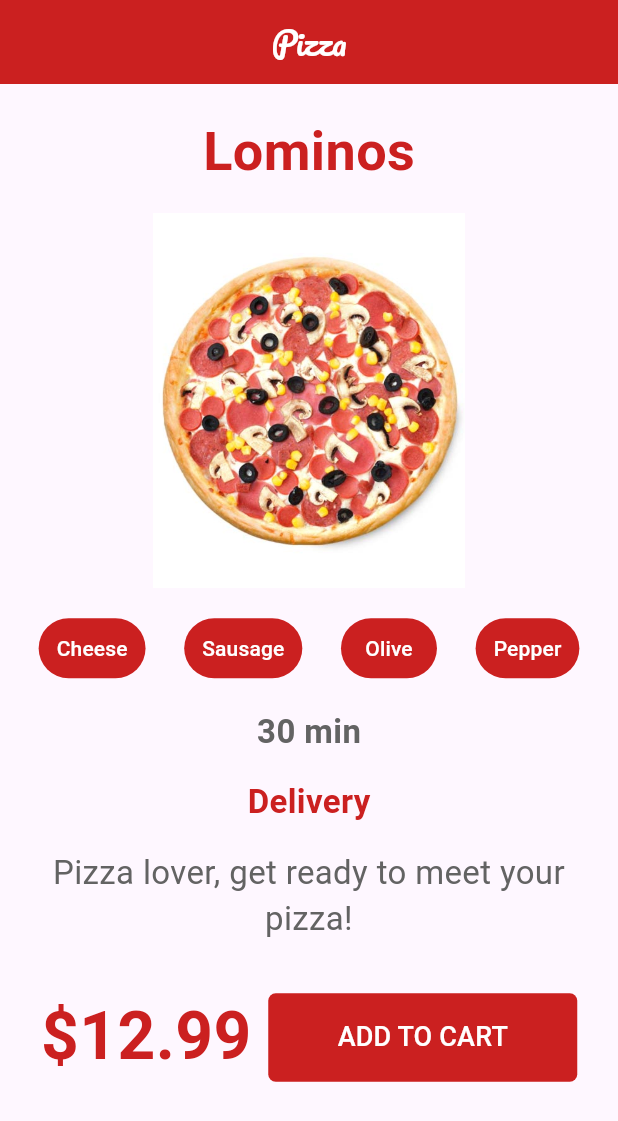
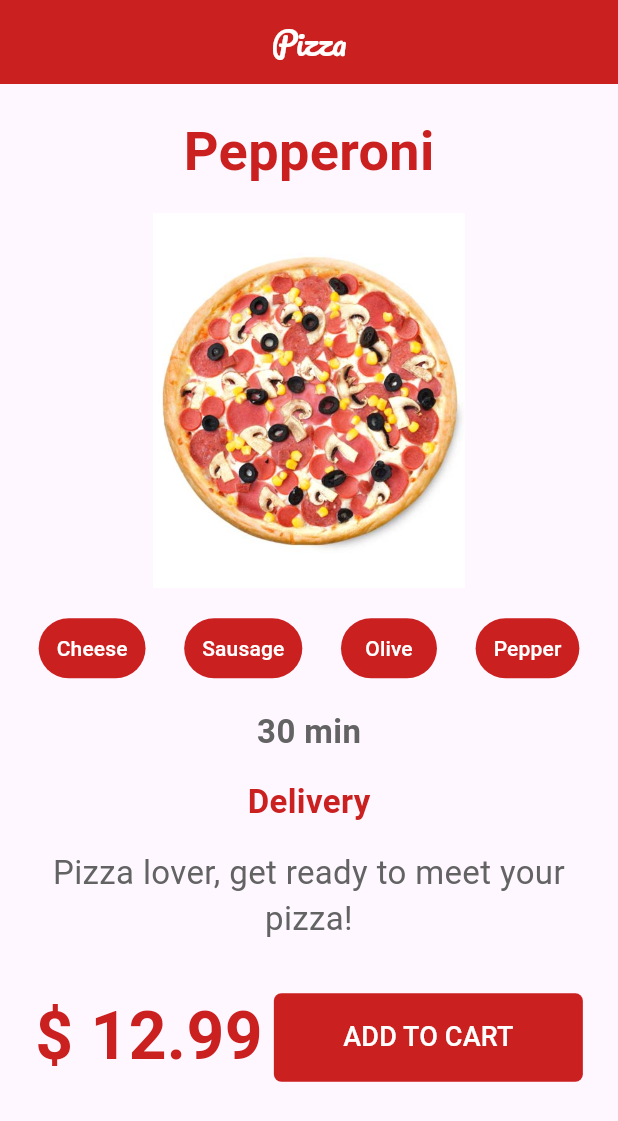
Before and after one commit to theplayernumberzero/Flutter-101, a Flutter app: the screen it shows after launch, on a phone screen of 412 x 824 dp. Shown: the top 1121 px of the screen. Run offline on Flutter 3.47's test engine with Material 3 defaults, Android fonts, the phone set to English and light mode, and no system bars; generated files the repository leaves out were written again.

Commit message:
coklu dil destegi

```diff
--- /dev/null
+++ b/l10n.yaml
@@ -0,0 +1,3 @@
+arb-dir: lib/l10n
+template-arb-file: app_en.arb
+output-localization-file: app_localization.dart #otomatik oluşacak
--- a/lib/anasayfa.dart
+++ b/lib/anasayfa.dart
@@ -3,6 +3,7 @@ import 'dart:ui';
 import 'package:flutter/cupertino.dart';
 import 'package:flutter/material.dart';
 import 'package:tasarim_calismasi/renkler.dart';
+import 'package:flutter_gen/gen_l10n/app_localization.dart';
 
 class Anasayfa extends StatefulWidget {
   const Anasayfa({super.key});
@@ -18,6 +19,8 @@ class _AnasayfaState extends State<Anasayfa> {
     final double ekranYuksekligi = ekranBilgisi.size.height;
     final double ekranGenisligi = ekranBilgisi.size.width;
 
+    var d = AppLocalizations.of(context);
+
     return Scaffold(
       appBar: AppBar(
         title: Text("Pizza", style: TextStyle(color: yaziRenk1, fontFamily: "Pacifico", fontSize: ekranGenisligi/19)),
@@ -28,7 +31,7 @@ class _AnasayfaState extends State<Anasayfa> {
         children: [
           Padding(
             padding: EdgeInsets.only(top: ekranYuksekligi/43),
-            child: Text("Lominos", style: TextStyle(fontSize: 36, color: anaRenk, fontWeight: FontWeight.bold),),
+            child: Text(d!.pizzaBaslik, style: TextStyle(fontSize: 36, color: anaRenk, fontWeight: FontWeight.bold),),
           ),
           Padding(
             padding: const EdgeInsets.only(top: 16),
@@ -39,10 +42,10 @@ class _AnasayfaState extends State<Anasayfa> {
             child: Row(
               mainAxisAlignment: MainAxisAlignment.spaceEvenly,
               children: [
-                Chip(icerik: "Cheese"),
-                Chip(icerik: "Sausage"),
-                Chip(icerik: "Olive"),
-                Chip(icerik: "Pepper"),
+                Chip(icerik: d.peynirYazi),
+                Chip(icerik: d.sucukYazi),
+                Chip(icerik: d.zeytinYazi),
+                Chip(icerik: d.biberYazi),
               ],
             ),
           ),
@@ -50,12 +53,12 @@ class _AnasayfaState extends State<Anasayfa> {
             padding: const EdgeInsets.all(16.0),
             child: Column(
               children: [
-                Text("30 min", style: TextStyle(fontSize: 22, color: yaziRenk2, fontWeight: FontWeight.bold),),
+                Text(d.teslimatSure, style: TextStyle(fontSize: 22, color: yaziRenk2, fontWeight: FontWeight.bold),),
                 Padding(
                   padding: const EdgeInsets.all(16.0),
-                  child: Text("Delivery", style: TextStyle(fontSize: 22, color: anaRenk, fontWeight: FontWeight.bold),),
+                  child: Text(d.teslimatBaslik, style: TextStyle(fontSize: 22, color: anaRenk, fontWeight: FontWeight.bold),),
                 ),
-                Text("Pizza lover, get ready to meet your pizza!",
+                Text(d.pizzaAciklama,
                   style: TextStyle(fontSize: 22, color: yaziRenk2),
                   textAlign: TextAlign.center,),
               ],
@@ -66,14 +69,14 @@ class _AnasayfaState extends State<Anasayfa> {
             child: Row(
               mainAxisAlignment: MainAxisAlignment.spaceEvenly,
               children: [
-                Text("\$12.99", style: TextStyle(fontSize: 44, color: anaRenk, fontWeight: FontWeight.bold),),
+                Text(d.fiyat, style: TextStyle(fontSize: 44, color: anaRenk, fontWeight: FontWeight.bold),),
                 SizedBox(width: ekranGenisligi/2, height: ekranYuksekligi/14,
                   child: TextButton(onPressed: (){},
                     style: TextButton.styleFrom(
                         backgroundColor: anaRenk,
                         shape: const RoundedRectangleBorder(borderRadius: BorderRadius.all(Radius.circular(5))),
                     ),
-                    child: Text("ADD TO CART", style: TextStyle(color: yaziRenk1, fontSize: 18),),
+                    child: Text(d.buttonYazi, style: TextStyle(color: yaziRenk1, fontSize: 18),),
                   ),
                 ),
               ],
--- a/lib/main.dart
+++ b/lib/main.dart
@@ -1,5 +1,7 @@
 import 'package:flutter/material.dart';
+import 'package:flutter_localizations/flutter_localizations.dart';
 import 'package:tasarim_calismasi/anasayfa.dart';
+import 'package:flutter_gen/gen_l10n/app_localization.dart';
 
 void main() {
   runApp(const MyApp());
@@ -13,9 +15,18 @@ class MyApp extends StatelessWidget {
   Widget build(BuildContext context) {
     return MaterialApp(
       title: 'Flutter Demo',
+      localizationsDelegates: const [
+        AppLocalizations.delegate,
+        GlobalWidgetsLocalizations.delegate,
+        GlobalMaterialLocalizations.delegate,
+        GlobalCupertinoLocalizations.delegate
+      ],
+      supportedLocales: const [
+        Locale("en",""),
+        Locale("tr",""),
+      ],
       debugShowCheckedModeBanner: false,
       theme: ThemeData(
-
         colorScheme: ColorScheme.fromSeed(seedColor: Colors.deepPurple),
         useMaterial3: true,
       ),
--- a/pubspec.yaml
+++ b/pubspec.yaml
@@ -30,6 +30,9 @@ environment:
 dependencies:
   flutter:
     sdk: flutter
+  flutter_localizations:
+    sdk: flutter
+  intl: ^0.18.1
 
 
   # The following adds the Cupertino Icons font to your application.
@@ -52,6 +55,8 @@ dev_dependencies:
 
 # The following section is specific to Flutter packages.
 flutter:
+  generate: true
+
   fonts:
     - family: Pacifico
       fonts:
```
Also changed, not shown: lib/l10n/app_en.arb (added, +12 -0 lines), lib/l10n/app_tr.arb (added, +12 -0 lines), pubspec.lock.
